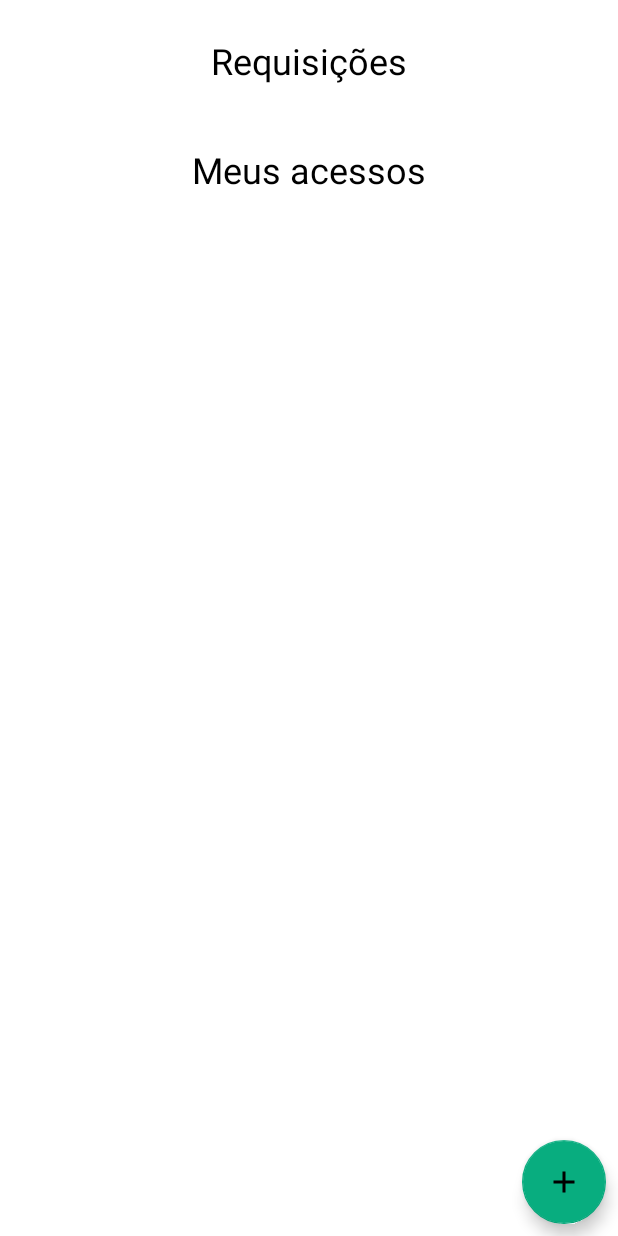
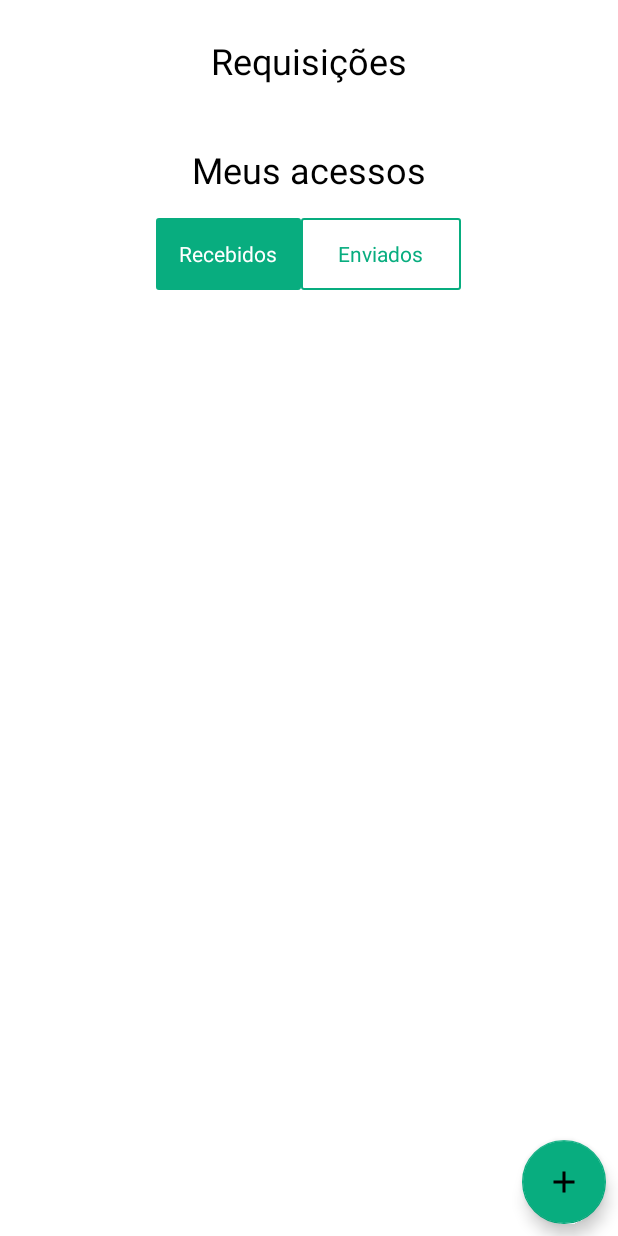
Before and after one commit to luciopeloso/TCC, an Android app: the layout fragment_request.xml on its own in the app's theme, with its tools: preview values and no code run, on a phone screen of 412 x 824 dp. Run offline under Robolectric (Android 15) with nearby library versions, the phone set to English and light mode, and no system bars.

Commit message:
Criação do fragment request

```diff
--- a/app/src/main/res/layout/fragment_request.xml
+++ b/app/src/main/res/layout/fragment_request.xml
@@ -46,14 +46,68 @@
             app:layout_constraintStart_toStartOf="parent"
             app:layout_constraintTop_toBottomOf="@+id/rv_request" />
 
-        <androidx.recyclerview.widget.RecyclerView
-            android:id="@+id/rv_access"
+        <RadioGroup
+            android:id="@+id/radio_group_entries"
             android:layout_width="match_parent"
             android:layout_height="wrap_content"
             android:layout_margin="16dp"
+            android:gravity="center_horizontal"
+            android:orientation="horizontal"
             app:layout_constraintEnd_toEndOf="parent"
             app:layout_constraintStart_toStartOf="parent"
-            app:layout_constraintTop_toBottomOf="@+id/text_access" />
+            app:layout_constraintTop_toBottomOf="@+id/text_access">
+
+            <RadioButton
+                android:id="@+id/radio_my_access"
+                android:layout_width="wrap_content"
+                android:layout_height="wrap_content"
+                android:background="@drawable/radio_flat_selector"
+                android:button="@android:color/transparent"
+                android:checked="true"
+                android:gravity="center"
+                android:paddingLeft="16dp"
+                android:paddingTop="3dp"
+                android:paddingRight="16dp"
+                android:paddingBottom="3dp"
+                android:text="@string/fragment_request_radio_received"
+                android:textColor="@color/radio_flat_text_selector" />
+
+            <RadioButton
+                android:id="@+id/radio_accomplished"
+                android:layout_width="wrap_content"
+                android:layout_height="wrap_content"
+                android:background="@drawable/radio_flat_selector"
+                android:button="@android:color/transparent"
+                android:checked="false"
+                android:gravity="center"
+                android:paddingLeft="25dp"
+                android:paddingTop="3dp"
+                android:paddingRight="25dp"
+                android:paddingBottom="3dp"
+                android:text="@string/fragment_request_radio_sended"
+                android:textColor="@color/radio_flat_text_selector" />
+
+        </RadioGroup>
+
+        <androidx.recyclerview.widget.RecyclerView
+            android:id="@+id/rv_access_received"
+            android:layout_width="match_parent"
+            android:layout_height="wrap_content"
+            android:layout_margin="16dp"
+            android:visibility="visible"
+            app:layout_constraintEnd_toEndOf="parent"
+            app:layout_constraintStart_toStartOf="parent"
+            app:layout_constraintTop_toBottomOf="@+id/radio_group_entries" />
+
+        <androidx.recyclerview.widget.RecyclerView
+            android:id="@+id/rv_access_sended"
+            android:layout_width="match_parent"
+            android:layout_height="wrap_content"
+            android:layout_margin="16dp"
+            android:visibility="gone"
+            app:layout_constraintEnd_toEndOf="parent"
+            app:layout_constraintStart_toStartOf="parent"
+            app:layout_constraintTop_toBottomOf="@+id/radio_group_entries" />
 
         <com.google.android.material.floatingactionbutton.FloatingActionButton
             android:id="@+id/button_add"
--- a/app/src/main/res/layout/item_manage_request.xml
+++ b/app/src/main/res/layout/item_manage_received_request.xml
@@ -14,7 +14,7 @@
         app:layout_constraintEnd_toEndOf="parent"
         app:layout_constraintStart_toStartOf="parent"
         app:layout_constraintTop_toTopOf="parent"
-        android:padding="4dp">
+        android:padding="8dp">
 
         <TextView
             android:id="@+id/text_message"
--- a/app/src/main/res/values/strings.xml
+++ b/app/src/main/res/values/strings.xml
@@ -176,12 +176,15 @@
     <string name="item_receive_request_text_sender_email">Email do solicitante:</string>
     <string name="item_receive_request_text_sender_type">Nível de acesso do solicitante:</string>
     <string name="item_manage_request_status">Status de requisição:</string>
+    <string name="item_sended_request_text_email">Email:</string>
 
     <!--Request Fragment-->
     <string name="request_fragment_text_request">Requisições</string>
     <string name="fragment_request_text_access">Meus acessos</string>
+    <string name="fragment_add_request_dialog_text_email">Email:</string>
+    <string name="fragment_request_radio_received">Recebidos</string>
+    <string name="fragment_request_radio_sended">Enviados</string>
 
-    <!--Menu-->
-    <string name="cutom_menu_title">Menu</string>
-    <string name="custom_menu_item_manage_request">Gerenciar Acessos</string>
+
+
 </resources>
```
Also changed, not shown: app/src/main/java/com/example/tcc/dialogs/AddRequestDialogFragment.kt (added, +100 -0 lines), app/src/main/java/com/example/tcc/model/Request.kt (added, +8 -0 lines), app/src/main/java/com/example/tcc/ui/RequestFragment.kt (+20 -0 lines), app/src/main/java/com/example/tcc/ui/adapter/RequestManageReceivedAdapter.kt (added, +69 -0 lines), app/src/main/java/com/example/tcc/ui/adapter/RequestReceivedAdapter.kt (added, +83 -0 lines), app/src/main/res/layout/fragment_add_request_dialog.xml (added, +102 -0 lines), app/src/main/res/navigation/main_graph.xml (+0 -14 lines), app/src/main/res/layout/item_received_request.xml (renamed from app/src/main/res/layout/item_receive_request.xml).
